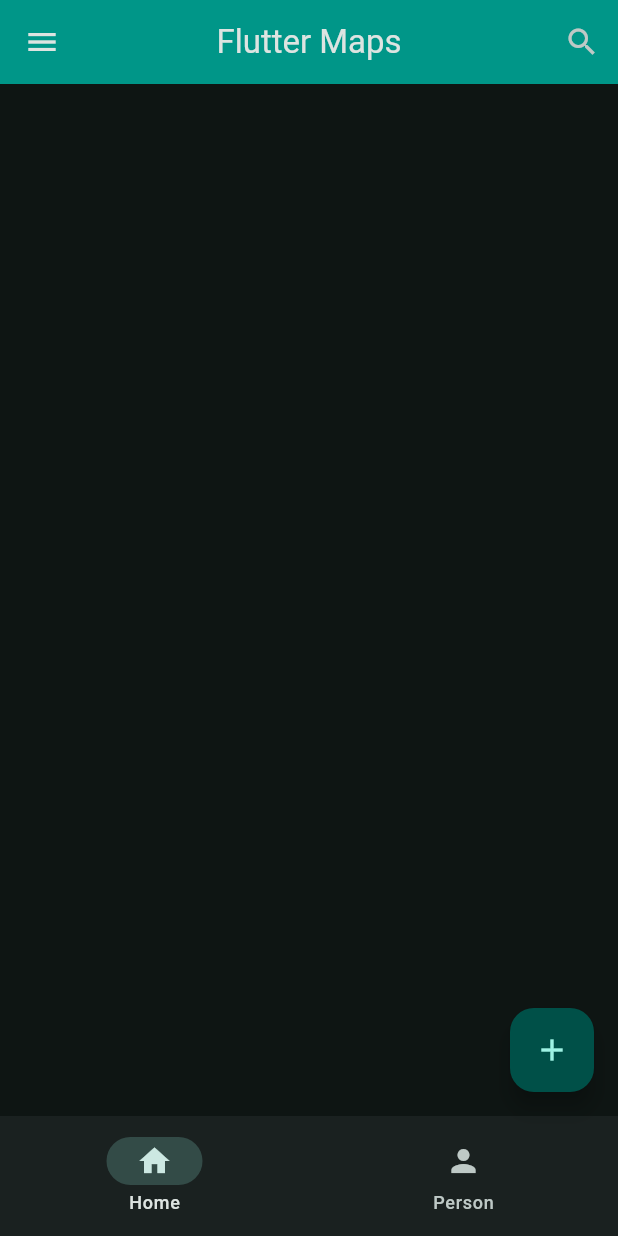
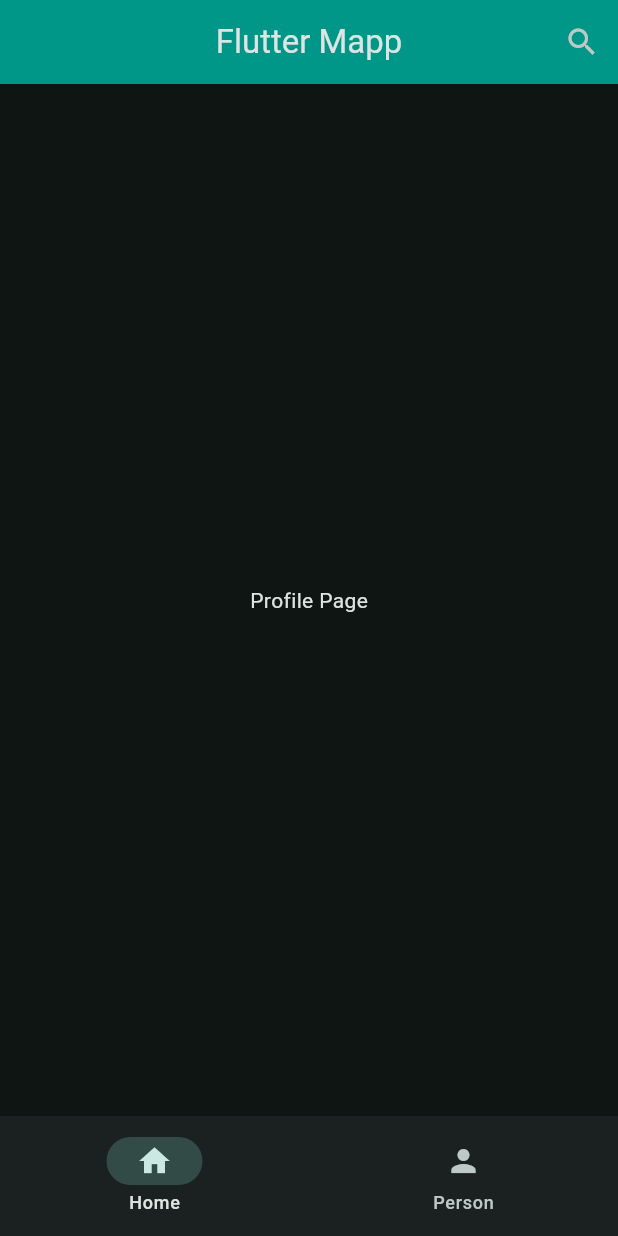
Before and after one commit to JokerHin/Flutter-Learning, a Flutter app: the screen it shows after launch, on a phone screen of 412 x 824 dp. Run offline on Flutter 3.47's test engine with Material 3 defaults, Android fonts, the phone set to English and light mode, and no system bars.

Commit message:
widget tree

```diff
--- a/lib/main.dart
+++ b/lib/main.dart
@@ -1,3 +1,4 @@
+import 'package:first_app/views/widget_tree.dart';
 import 'package:first_app/widgets/navbar_widget.dart';
 import 'package:flutter/material.dart';
 
@@ -6,14 +7,6 @@ void main() {
 }
 
 String? title = 'Flutter Maps';
-
-// stateless widget
-// material app
-// scaffold
-
-// stateful widget "can refresh the page"
-// stateless widget "can't refresh the page"
-// setState "is used to refresh the page"
 
 class MyApp extends StatelessWidget {
   const MyApp({super.key});
@@ -28,52 +21,7 @@ class MyApp extends StatelessWidget {
           brightness: Brightness.dark,
         ),
       ),
-      home: MyHomePage(),
+      home: WidgetTree(),
     );
   }
 }
-
-class MyHomePage extends StatefulWidget {
-  const MyHomePage({super.key});
-
-  @override
-  State<MyHomePage> createState() => _MyHomePageState();
-}
-
-class _MyHomePageState extends State<MyHomePage> {
-  int currentIndex = 0;
-  @override
-  Widget build(BuildContext context) {
-    return Scaffold(
-      appBar: AppBar(
-        title: Text(title!),
-        centerTitle: true,
-        backgroundColor: Colors.teal,
-        actions: [IconButton(icon: const Icon(Icons.search), onPressed: () {})],
-      ),
-
-      drawer: Drawer(
-        child: Column(
-          children: [
-            DrawerHeader(child: Text('Header')),
-            ListTile(
-              leading: const Icon(Icons.home),
-              title: const Text('Home'),
-            ),
-            ListTile(
-              leading: const Icon(Icons.person),
-              title: const Text('Person'),
-            ),
-          ],
-        ),
-      ),
-      floatingActionButton: Column(
-        mainAxisSize: MainAxisSize.min,
-        children: [
-          FloatingActionButton(onPressed: () {}, child: Icon(Icons.add)),
-        ],
-      ),
-      bottomNavigationBar: NavbarWidget(),
-    );
-  }
-}
--- /dev/null
+++ b/lib/views/pages/home_page.dart
@@ -0,0 +1,10 @@
+import 'package:flutter/material.dart';
+
+class HomePage extends StatelessWidget {
+  const HomePage({super.key});
+
+  @override
+  Widget build(BuildContext context) {
+    return Center(child: Text("Profile Page"));
+  }
+}
--- /dev/null
+++ b/lib/views/pages/profile_page.dart
@@ -0,0 +1,10 @@
+import 'package:flutter/material.dart';
+
+class ProfilePage extends StatelessWidget {
+  const ProfilePage({super.key});
+
+  @override
+  Widget build(BuildContext context) {
+    return Center(child: Text("Profile Page"));
+  }
+}
--- /dev/null
+++ b/lib/views/widget_tree.dart
@@ -0,0 +1,24 @@
+import 'package:first_app/views/pages/home_page.dart';
+import 'package:first_app/views/pages/profile_page.dart';
+import 'package:first_app/widgets/navbar_widget.dart';
+import 'package:flutter/material.dart';
+
+List<Widget> pages = [HomePage(), ProfilePage()];
+
+class WidgetTree extends StatelessWidget {
+  const WidgetTree({super.key});
+
+  @override
+  Widget build(BuildContext context) {
+    return Scaffold(
+      appBar: AppBar(
+        title: Text('Flutter Mapp'),
+        centerTitle: true,
+        backgroundColor: Colors.teal,
+        actions: [IconButton(icon: const Icon(Icons.search), onPressed: () {})],
+      ),
+      body: pages.elementAt(1),
+      bottomNavigationBar: NavbarWidget(),
+    );
+  }
+}
```
